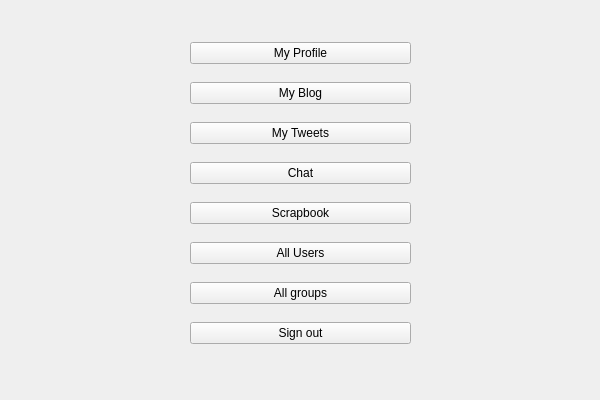
This is GUI/mainmenu.ui in thanhmvu/RocketRapport as Qt 5 draws it before an edit. The edited form follows.
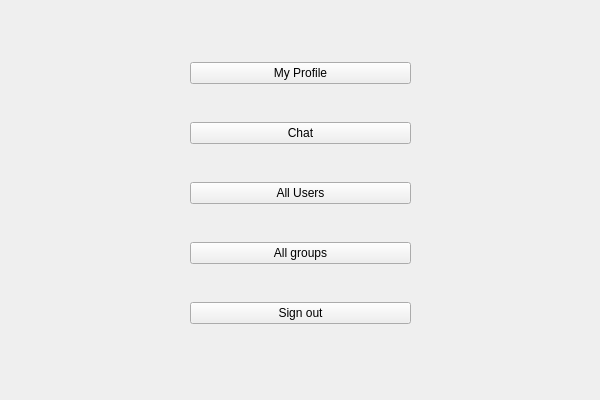
This is the edited form.

Commit message: Move blog, tweet, and scrapbook access from GUI MainMenu to GUI Profile

```diff
--- a/GUI/mainmenu.ui
+++ b/GUI/mainmenu.ui
@@ -30,20 +30,6 @@
       </property>
      </widget>
     </item>
-    <item>
-     <widget class="QPushButton" name="pushButton_blog">
-      <property name="text">
-       <string>My Blog</string>
-      </property>
-     </widget>
-    </item>
-    <item>
-     <widget class="QPushButton" name="pushButton_tweet">
-      <property name="text">
-       <string>My Tweets</string>
-      </property>
-     </widget>
-    </item>
     <item>
      <widget class="QPushButton" name="pushButton_chat">
       <property name="text">
@@ -51,13 +37,6 @@
       </property>
      </widget>
     </item>
-    <item>
-     <widget class="QPushButton" name="pushButton_scrapbook">
-      <property name="text">
-       <string>Scrapbook</string>
-      </property>
-     </widget>
-    </item>
     <item>
      <widget class="QPushButton" name="pushButton_allusers">
       <property name="text">
```
The commit also changes 11 other files.
